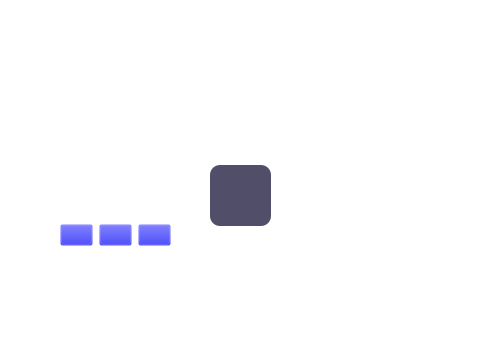
Old version of the form homewindow.ui in the repository bit-angi/CarCentralSys; both pictures show x 0 to 480 and y 245 to 600 of the 960 by 600 pixel window.
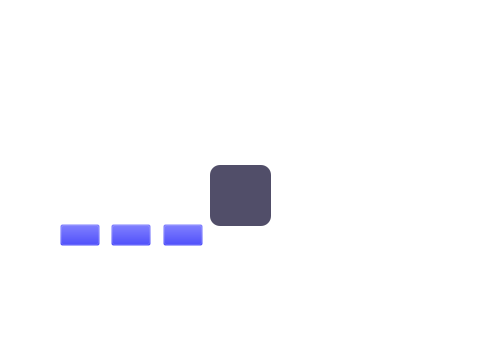
New version of the form. Icons and pictures are not drawn.

The edit to the form file:
```diff
--- a/homewindow.ui
+++ b/homewindow.ui
@@ -186,12 +186,12 @@
        <rect>
         <x>0</x>
         <y>80</y>
-        <width>101</width>
+        <width>151</width>
         <height>31</height>
        </rect>
       </property>
       <property name="text">
-       <string>&lt;html&gt;&lt;head/&gt;&lt;body&gt;&lt;p&gt;湿度……&lt;/p&gt;&lt;/body&gt;&lt;/html&gt;</string>
+       <string>&lt;html&gt;&lt;head/&gt;&lt;body&gt;&lt;p&gt;湿度60% 空气质量优&lt;/p&gt;&lt;/body&gt;&lt;/html&gt;</string>
       </property>
      </widget>
     </widget>
@@ -297,7 +297,7 @@
       <rect>
        <x>30</x>
        <y>430</y>
-       <width>111</width>
+       <width>143</width>
        <height>41</height>
       </rect>
      </property>
```
Left out of the diff: 32 changed lines with no effect on the pictures.
